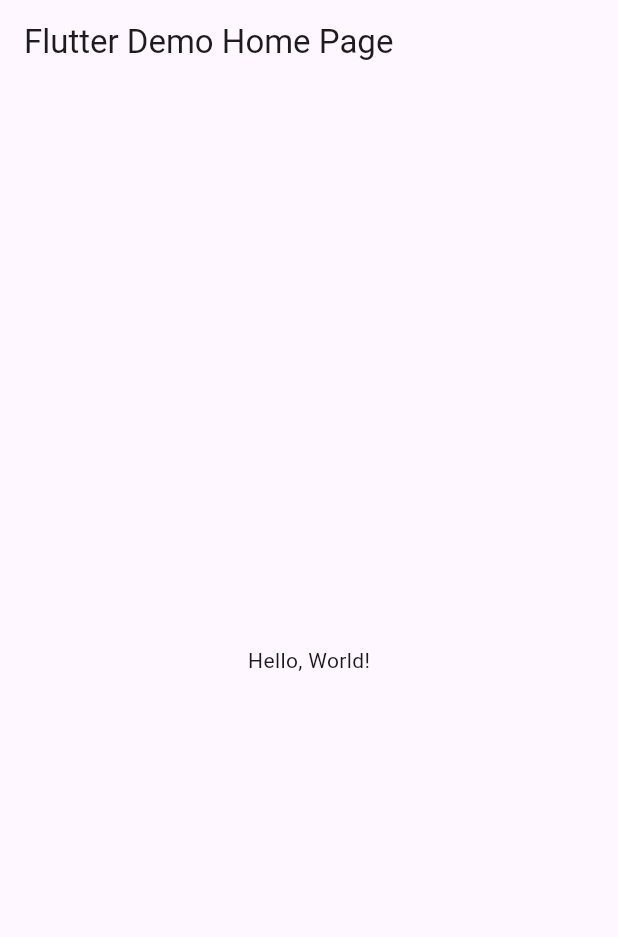
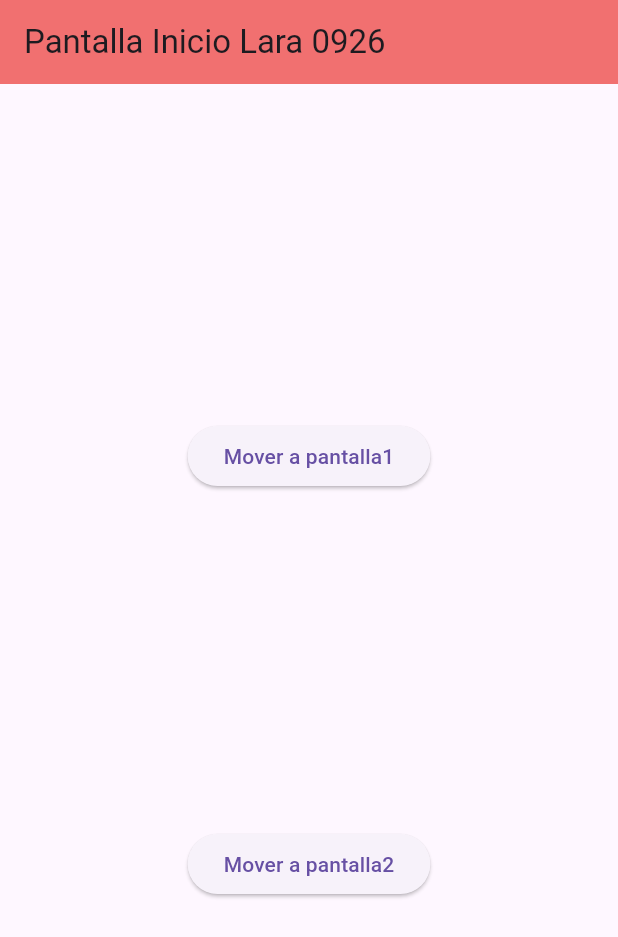
Before and after one commit to LaraD128/p13-router-lara0926, a Flutter app: the screen it shows after launch, on a phone screen of 412 x 824 dp. Shown: the top 937 px of the screen. Run offline on Flutter 3.47's test engine with Material 3 defaults, Android fonts, the phone set to English and light mode, and no system bars.

```diff
--- a/lib/main.dart
+++ b/lib/main.dart
@@ -1,43 +1,22 @@
 import 'package:flutter/material.dart';
+import 'package:lara0926/pantalla2_0926.dart';
+import 'package:lara0926/pantalla1_0926.dart';
+import 'package:lara0926/pantallainicial_0926.dart';
 
-void main() => runApp(MyApp());
+void main() => runApp(const MiApp0926());
 
-class MyApp extends StatelessWidget {
-  const MyApp({super.key});
-  // This widget is the root of your application.
+class MiApp0926 extends StatelessWidget {
+  const MiApp0926({super.key});
   @override
   Widget build(BuildContext context) {
     return MaterialApp(
-      // Application name
-      title: 'Flutter Hello World',
-      // Application theme data, you can set the colors for the application as
-      // you want
-      theme: ThemeData(
-        // useMaterial3: false,
-        primarySwatch: Colors.blue,
-      ),
-      // A widget which will be started on application startup
-      home: MyHomePage(title: 'Flutter Demo Home Page'),
+      debugShowCheckedModeBanner: false,
+      initialRoute: "/",
+      routes: {
+        "/": (context) => const PantallaInicial_0926(),
+        "/Pantalla1_0926": (context) => const Pantalla1_0926(),
+        "/Pantalla2_0926": (context) => const Pantalla2_0926(),
+      }, //Fin rutas de pagina
     );
-  }
-}
-
-class MyHomePage extends StatelessWidget {
-  final String title;
-  const MyHomePage({super.key, required this.title});
-
-  @override
-  Widget build(BuildContext context) {
-    return Scaffold(
-      appBar: AppBar(
-        // The title text which will be shown on the action bar
-        title: Text(title),
-      ),
-      body: Center(
-        child: Text(
-          'Hello, World!',
-        ),
-      ),
-    );
-  }
-}
+  } //Fin Widget
+} //Fin MiApp0331
--- /dev/null
+++ b/lib/pantalla1_0926.dart
@@ -0,0 +1,25 @@
+import 'package:flutter/material.dart';
+
+class Pantalla1_0926 extends StatelessWidget {
+  const Pantalla1_0926({Key? key}) : super(key: key);
+
+  @override
+  Widget build(BuildContext context) {
+    return Scaffold(
+      appBar: AppBar(
+          title: const Text("Pantalla1_0926"),
+          backgroundColor: Color(0xffe72e2e)),
+      body: Center(
+        child: Column(
+          children: [
+            Container(
+              padding: const EdgeInsets.all(16.0),
+              child:
+                  const Text("Lara Ejemplo", style: TextStyle(fontSize: 50.0)),
+            )
+          ],
+        ),
+      ),
+    );
+  }
+}
--- /dev/null
+++ b/lib/pantalla2_0926.dart
@@ -0,0 +1,25 @@
+//Pantalla2_0926
+
+import 'package:flutter/material.dart';
+
+class Pantalla2_0926 extends StatelessWidget {
+  const Pantalla2_0926({Key? key}) : super(key: key);
+
+  @override
+  Widget build(BuildContext context) {
+    return Scaffold(
+      appBar: AppBar(
+        title: Text("Pantalla 2 Lara 0926"),
+        backgroundColor: Color(0xffe72e2e),
+      ),
+      body: Center(
+        child: Column(
+          mainAxisAlignment: MainAxisAlignment.center,
+          children: [
+            ElevatedButton(onPressed: () {}, child: const Text("Pantalla"))
+          ],
+        ),
+      ),
+    );
+  } //Fin Widget
+} //Fin Pantalla2_0926
--- /dev/null
+++ b/lib/pantallainicial_0926.dart
@@ -0,0 +1,35 @@
+import 'package:flutter/material.dart';
+
+//PantallaInicial_0926
+class PantallaInicial_0926 extends StatelessWidget {
+  const PantallaInicial_0926({Key? key}) : super(key: key);
+
+  @override
+  Widget build(BuildContext context) {
+    return Scaffold(
+      appBar: AppBar(
+        title: Text("Pantalla Inicio Lara 0926"),
+        backgroundColor: Color(0xfff17070),
+      ),
+      body: Center(
+        child: Column(
+          mainAxisAlignment: MainAxisAlignment.spaceEvenly,
+          children: [
+            ElevatedButton(
+              onPressed: () {
+                Navigator.pushNamed(context, "/Pantalla1_0926");
+              },
+              child: const Text("Mover a pantalla1"),
+            ),
+            ElevatedButton(
+              onPressed: () {
+                Navigator.pushNamed(context, "/Pantalla2_0926");
+              },
+              child: const Text("Mover a pantalla2"),
+            ),
+          ], //Niños Widget
+        ),
+      ),
+    );
+  } //Fin Widget
+} //Fin PantallaInicial_0926
```
